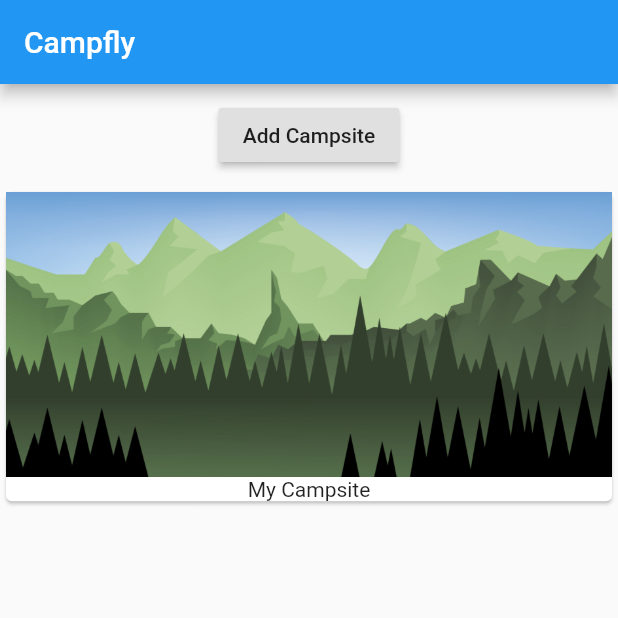
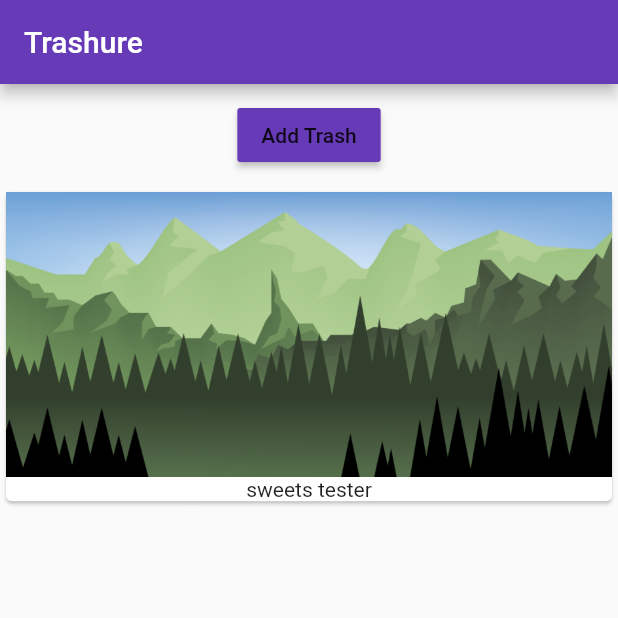
Before and after one commit to OptimooseCrime/Trashure, a Flutter app: the screen it shows after launch, on a phone screen of 412 x 824 dp, the top half of it. Run offline on Flutter 3.47's test engine with Material 2 defaults, Android fonts, the phone set to English and light mode, and no system bars.

Commit message:
add android file

```diff
--- a/lib/main.dart
+++ b/lib/main.dart
@@ -8,9 +8,14 @@ class MyApp extends StatelessWidget {
   @override
   Widget build(BuildContext context) {
     return MaterialApp(
+      theme: ThemeData(
+          brightness: Brightness.light,
+          primarySwatch: Colors.deepPurple,
+          accentColor: Colors.teal
+      ),
       home: Scaffold(
         appBar: AppBar(
-          title: Text('Campfly'),
+          title: Text('Trashure'),
         ),
         body: ProductManager(),
       ),
--- a/lib/product_manager.dart
+++ b/lib/product_manager.dart
@@ -3,28 +3,53 @@ import 'package:flutter/material.dart';
 import './products.dart';
 
 class ProductManager extends StatefulWidget {
+  final String startingProduct;
+
+  ProductManager({this.startingProduct = "sweets tester"}) {
+    print('[ProductManager Widget] Constructor');
+  }
+
   @override
   State<StatefulWidget> createState() {
+    print('[ProductManager Widget] createState()');
+
     return _ProductManagerState();
   }
 }
 
 class _ProductManagerState extends State<ProductManager> {
-  List<String> _products = ['My Campsite'];
+  List<String> _products = [];
+
+  @override
+  void initState() {
+    super.initState();
+    print('[ProductManager State] initState()');
+
+    _products.add(widget.startingProduct);
+  }
+
+  @override
+  void didUpdateWidget(ProductManager oldWidget) {
+    print('[ProductManager State] didUpdateWidget()');
+    super.didUpdateWidget(oldWidget);
+  }
 
   @override
   Widget build(BuildContext context) {
+    print('[ProductManager State] build()');
+
     return Column(
       children: [
         Container(
           margin: EdgeInsets.all(10.0),
           child: RaisedButton(
+            color: Theme.of(context).primaryColor,
             onPressed: () {
               setState(() {
-                _products.add('Another Camp site');
+                _products.add('More Trash');
               });
             },
-            child: Text('Add Campsite'),
+            child: Text('Add Trash'),
           ),
         ),
         Products(_products)
--- a/lib/products.dart
+++ b/lib/products.dart
@@ -3,9 +3,14 @@ import 'package:flutter/material.dart';
 class Products extends StatelessWidget {
   final List<String> products;
 
-  Products(this.products);
+  Products([this.products = const []]) {
+    print('[Products Widget] Constructor');
+  }
+
   @override
   Widget build(BuildContext context) {
+    print('[Products Widget] build()');
+
     return Column(
       children: products
           .map(
```
Also changed, not shown: pubspec.lock. Lines whose indentation alone changed are shown as unchanged.
